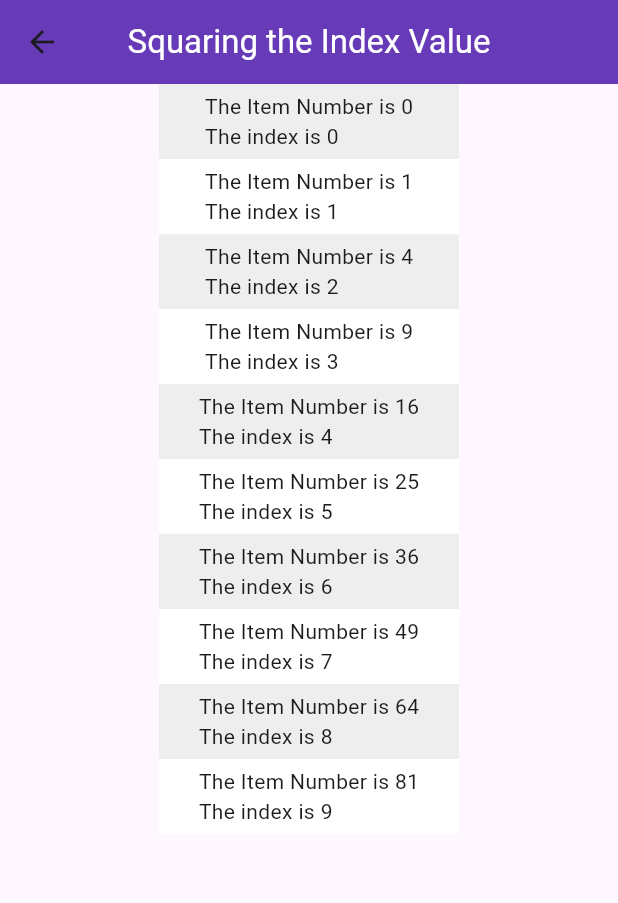
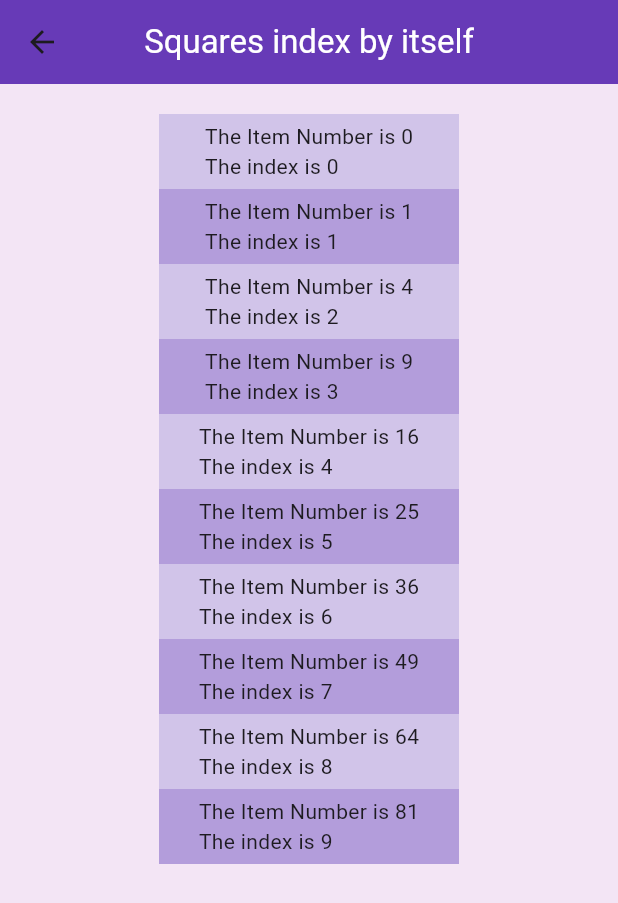
Before and after one commit to flbarfield/flutter_exploration, a Flutter app: the screen it shows after launch, after a tap on "List Title Tutorial", on a phone screen of 412 x 824 dp. Shown: the top 903 px of the screen. Run offline on Flutter 3.47's test engine with Material 3 defaults, Android fonts, the phone set to English and light mode, and no system bars.

Commit message:
learned how flutter passes props and custom widget creation

```diff
--- /dev/null
+++ b/lib/custom_app_bar.dart
@@ -0,0 +1,21 @@
+import 'package:flutter/material.dart';
+
+class CustomAppBar extends StatelessWidget implements PreferredSizeWidget {
+  final String inputTitle;
+  const CustomAppBar({super.key, required this.inputTitle});
+
+  @override
+  Widget build(BuildContext context) {
+    return AppBar(
+      title: Text(
+        inputTitle,
+        style: const TextStyle(color: Colors.white),
+      ),
+      centerTitle: true,
+      backgroundColor: Colors.deepPurple,
+    );
+  }
+
+  @override
+  Size get preferredSize => const Size.fromHeight(kToolbarHeight);
+}
--- a/lib/main.dart
+++ b/lib/main.dart
@@ -1,5 +1,4 @@
 import 'package:flutter/material.dart';
-import 'package:flutter_exploration/pages/list_tile_tutorial_page.dart';
 import 'package:flutter_exploration/pages/new_home_page.dart';
 
 // import 'ListTileTutorial.dart';
@@ -21,9 +20,7 @@ class MyApp extends StatelessWidget {
         colorScheme: ColorScheme.fromSeed(seedColor: Colors.deepPurple),
         useMaterial3: true,
       ),
-      home: NewHomePage(
-        title: 'Filler Apps!',
-      ),
+      home: const NewHomePage(),
     );
   }
 }
--- a/lib/pages/list_tile_tutorial_page.dart
+++ b/lib/pages/list_tile_tutorial_page.dart
@@ -1,4 +1,5 @@
 import 'package:flutter/material.dart';
+import 'package:flutter_exploration/custom_app_bar.dart';
 
 class ListTileTutorialPage extends StatelessWidget {
   const ListTileTutorialPage({super.key});
@@ -6,23 +7,21 @@ class ListTileTutorialPage extends StatelessWidget {
   @override
   Widget build(BuildContext context) {
     return Scaffold(
-      appBar: AppBar(
-        title: const Text(
-          'Squaring the Index Value',
-          style: TextStyle(color: Colors.white),
-        ),
-        centerTitle: true,
-        backgroundColor: Colors.deepPurple,
-      ),
+      backgroundColor: Colors.purple[50],
+      appBar: const CustomAppBar(inputTitle: 'Squares index by itself'),
       body: Center(
         child: SizedBox(
           width: 200,
+          child: Padding(
+            padding: const EdgeInsets.only(top: 20),
             child: ListView.builder(
               itemCount: 10,
               itemBuilder: (context, index) {
                 return Container(
                   height: 50,
-                color: (index % 2 == 0 ? Colors.grey[200] : Colors.white),
+                  color: (index % 2 == 0
+                      ? Colors.deepPurple[100]
+                      : Colors.deepPurple[200]),
                   alignment: const Alignment(0, 0),
                   child: Text(
                       'The Item Number is ${index * index}\nThe index is $index'),
@@ -31,6 +30,7 @@ class ListTileTutorialPage extends StatelessWidget {
             ),
           ),
         ),
+      ),
     );
   }
 }
--- a/lib/pages/new_home_page.dart
+++ b/lib/pages/new_home_page.dart
@@ -1,22 +1,18 @@
 import 'package:flutter/material.dart';
+import 'package:flutter_exploration/custom_app_bar.dart';
 import 'list_tile_tutorial_page.dart';
 
 class NewHomePage extends StatelessWidget {
-  NewHomePage({super.key, required this.title});
-  final String title;
+  const NewHomePage({super.key});
 
   @override
   Widget build(BuildContext context) {
     return Scaffold(
-      appBar: AppBar(
-        title: const Text(
-          'Small Learning Apps',
-          style: TextStyle(color: Colors.white),
-        ),
-        centerTitle: true,
-        backgroundColor: Colors.deepPurple,
-      ),
-      body: Center(
+      backgroundColor: Colors.purple[50],
+      appBar: const CustomAppBar(inputTitle: 'Small Learning Apps'),
+      body: Padding(
+        padding: const EdgeInsets.only(top: 20),
+        child: Center(
           child: Column(
             children: [
               ElevatedButton(
@@ -25,10 +21,12 @@ class NewHomePage extends StatelessWidget {
                   Navigator.push(
                     context,
                     MaterialPageRoute(
-                      builder: (context) => const ListTileTutorialPage()),
+                      builder: (context) => const ListTileTutorialPage(),
+                    ),
                   );
                 },
               ),
+              const SizedBox(height: 10),
               ElevatedButton(
                   onPressed: () {
                     // to be implemented
@@ -37,6 +35,7 @@ class NewHomePage extends StatelessWidget {
             ],
           ),
         ),
+      ),
     );
   }
 }
```
Also changed, not shown: lib/nav_bar.dart (deleted, +0 -31 lines). Lines whose indentation alone changed are shown as unchanged.
